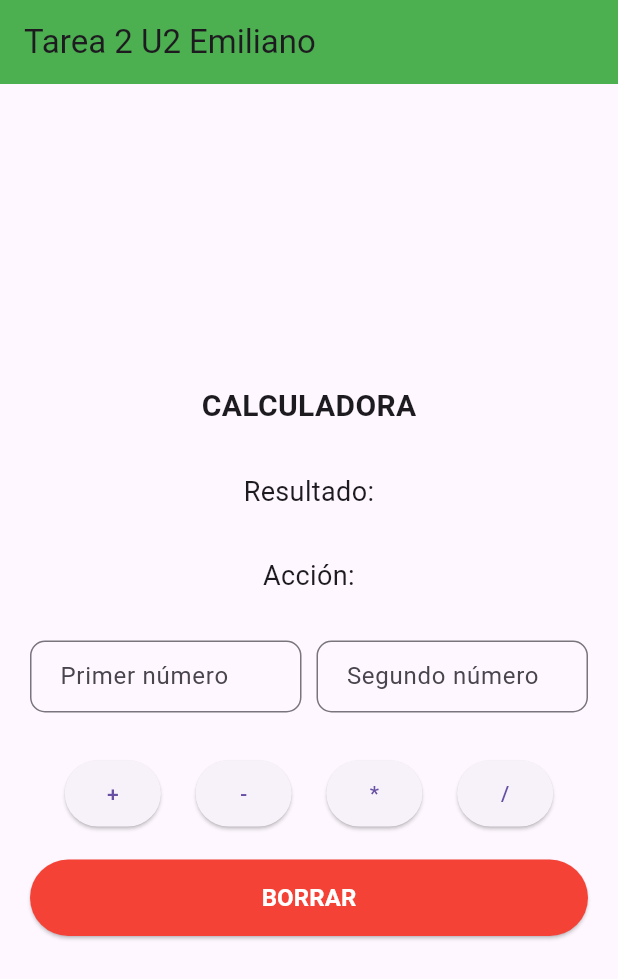
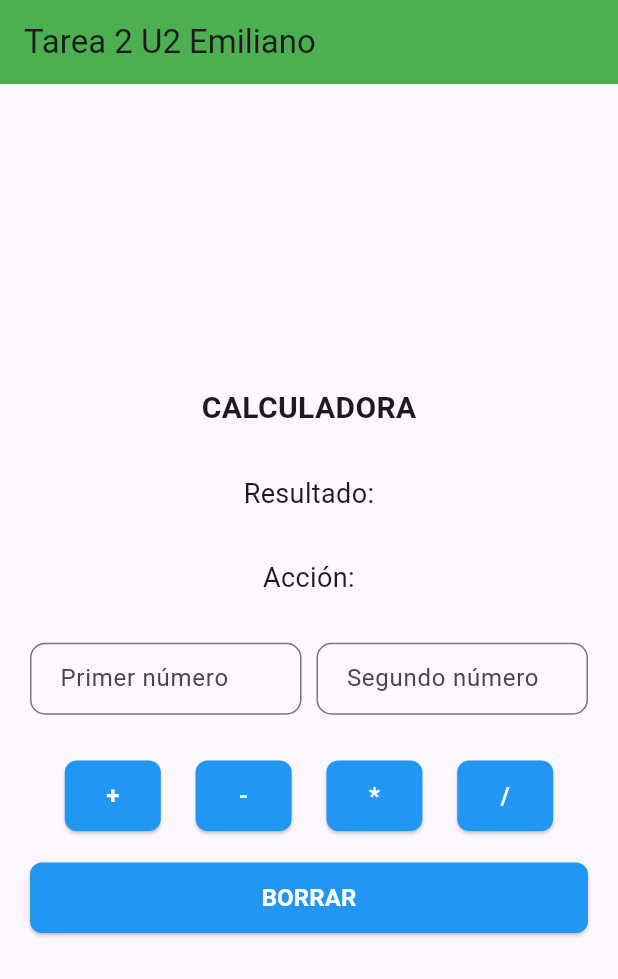
Before and after one commit to Emiliianoo/martinez-ramon-flutter-optativa, a Flutter app: the screen it shows after launch, on a phone screen of 412 x 824 dp. Shown: the top 979 px of the screen. Run offline on Flutter 3.47's test engine with Material 3 defaults, Android fonts, the phone set to English and light mode, and no system bars.

Commit message:
Creado widget CalculadoraButton

```diff
--- /dev/null
+++ b/tarea2_u1/lib/widgets/CalculadoraButton.dart
@@ -0,0 +1,29 @@
+import 'package:flutter/material.dart';
+
+class CalculadoraButton extends StatelessWidget {
+  final String label;
+  final VoidCallback onPressed;
+
+  const CalculadoraButton({
+    super.key,
+    required this.label,
+    required this.onPressed,
+  });
+
+  @override
+  Widget build(BuildContext context) {
+    return ElevatedButton(
+      onPressed: onPressed,
+      style: ElevatedButton.styleFrom(
+        padding: const EdgeInsets.symmetric(horizontal: 20, vertical: 12),
+        backgroundColor: Colors.blue,
+        foregroundColor: Colors.white,
+        shape: RoundedRectangleBorder(borderRadius: BorderRadius.circular(8)),
+      ),
+      child: Text(
+        label,
+        style: const TextStyle(fontSize: 16, fontWeight: FontWeight.bold),
+      ),
+    );
+  }
+}
--- a/tarea2_u1/lib/widgets/CalculadoraPage.dart
+++ b/tarea2_u1/lib/widgets/CalculadoraPage.dart
@@ -1,4 +1,6 @@
 import 'package:flutter/material.dart';
+
+import 'CalculadoraButton.dart';
 
 class CalculadoraPage extends StatefulWidget {
   const CalculadoraPage({super.key});
@@ -85,67 +87,17 @@ class _CalculadoraPageState extends State<CalculadoraPage> {
               Row(
                 mainAxisAlignment: MainAxisAlignment.spaceEvenly,
                 children: [
-                  ElevatedButton(
-                    onPressed: () => {},
-                    style: ElevatedButton.styleFrom(
-                      padding: const EdgeInsets.symmetric(
-                        horizontal: 20,
-                        vertical: 12,
-                      ),
-                    ),
-                    child: const Text('+'),
-                  ),
-                  ElevatedButton(
-                    onPressed: () => {},
-                    style: ElevatedButton.styleFrom(
-                      padding: const EdgeInsets.symmetric(
-                        horizontal: 20,
-                        vertical: 12,
-                      ),
-                    ),
-                    child: const Text('-'),
-                  ),
-                  ElevatedButton(
-                    onPressed: () => {},
-                    style: ElevatedButton.styleFrom(
-                      padding: const EdgeInsets.symmetric(
-                        horizontal: 20,
-                        vertical: 12,
-                      ),
-                    ),
-                    child: const Text('*'),
-                  ),
-                  ElevatedButton(
-                    onPressed: () => {},
-                    style: ElevatedButton.styleFrom(
-                      padding: const EdgeInsets.symmetric(
-                        horizontal: 20,
-                        vertical: 12,
-                      ),
-                    ),
-                    child: const Text('/'),
-                  ),
+                  CalculadoraButton(label: '+', onPressed: () => {}),
+                  CalculadoraButton(label: '-', onPressed: () => {}),
+                  CalculadoraButton(label: '*', onPressed: () => {}),
+                  CalculadoraButton(label: '/', onPressed: () => {}),
                 ],
               ),
               const SizedBox(height: 20),
               // Botón Borrar
               SizedBox(
                 width: double.infinity,
-                child: ElevatedButton(
-                  onPressed: () => {},
-                  style: ElevatedButton.styleFrom(
-                    padding: const EdgeInsets.symmetric(vertical: 14),
-                    backgroundColor: Colors.red,
-                  ),
-                  child: const Text(
-                    'BORRAR',
-                    style: TextStyle(
-                      color: Colors.white,
-                      fontSize: 16,
-                      fontWeight: FontWeight.bold,
-                    ),
-                  ),
-                ),
+                child: CalculadoraButton(label: 'BORRAR', onPressed: () => {}),
               ),
             ],
           ),
```
